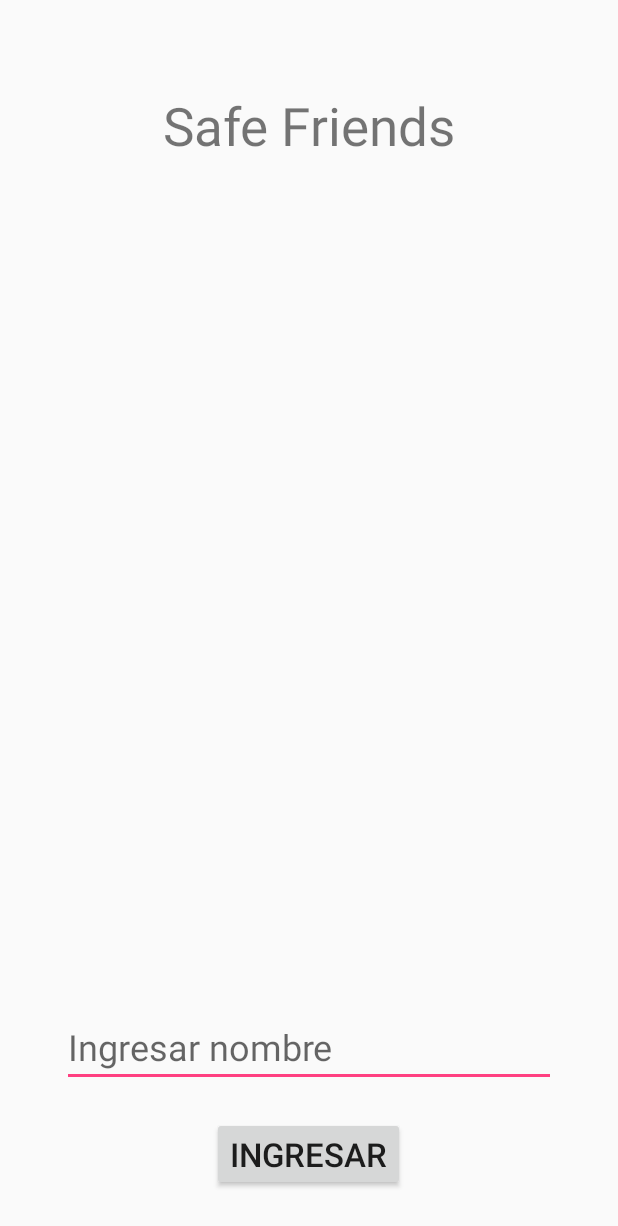
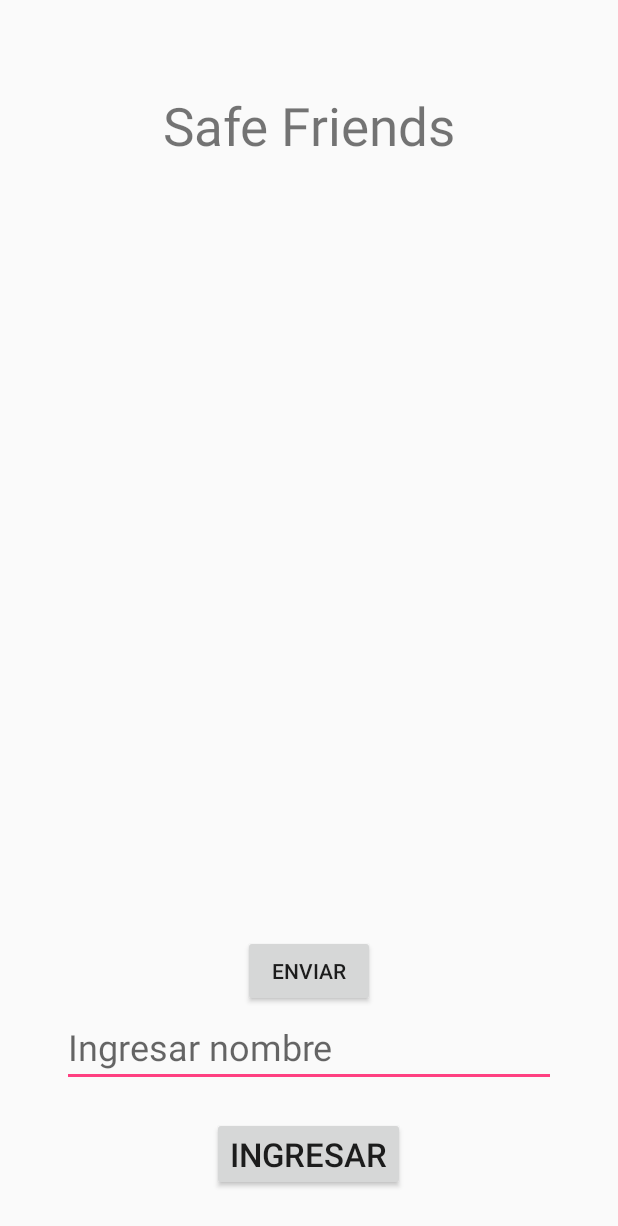
Before and after one commit to aledoss/safe_friends, an Android app: the screen it shows after launch (MainActivity), on a phone screen of 412 x 824 dp. Shown: the top 1226 px of the screen. Run offline under Robolectric (Android 15) with nearby library versions, the light colour scheme and no system bars.

```diff
--- a/app/src/debug/res/values/google_maps_api.xml
+++ b/app/src/debug/res/values/google_maps_api.xml
@@ -16,6 +16,6 @@
     string in this file.
     -->
     <string name="google_maps_key" templateMergeStrategy="preserve" translatable="false">
-         AIzaSyAHeH7NBBEo855EgWbuH9GCZkGBInMa4Pc
+         AIzaSyCVG0MiQdCsvS1AVrWCDDYhThhJKpUunYU
     </string>
 </resources>
--- a/app/src/main/java/com/example/diaz/alejandro/nicolas/safefriends/MainActivity.java
+++ b/app/src/main/java/com/example/diaz/alejandro/nicolas/safefriends/MainActivity.java
@@ -12,7 +12,7 @@
 
 public class MainActivity extends AppCompatActivity implements Constants {
 
-    private Button btnIngresar;
+    private Button btnIngresar, btnEnviarNotif;
     private EditText etNombre;
 
     @Override
@@ -20,6 +20,7 @@
         super.onCreate(savedInstanceState);
         setContentView(R.layout.activity_main);
 
+        btnEnviarNotif = (Button) findViewById(R.id.btnEnviarNotif);
         btnIngresar = (Button) findViewById(R.id.btnIngresar);
         etNombre= (EditText) findViewById(R.id.etNombre);
 
--- a/app/src/main/res/layout/activity_main.xml
+++ b/app/src/main/res/layout/activity_main.xml
@@ -18,6 +18,12 @@
         android:layout_height="match_parent"
         android:gravity="bottom"
         android:orientation="vertical">
+        <Button
+            android:id="@+id/btnEnviarNotif"
+            android:layout_width="wrap_content"
+            android:layout_height="wrap_content"
+            android:layout_gravity="center_horizontal"
+            android:text="Enviar"/>
 
         <LinearLayout
             android:layout_width="match_parent"
```
